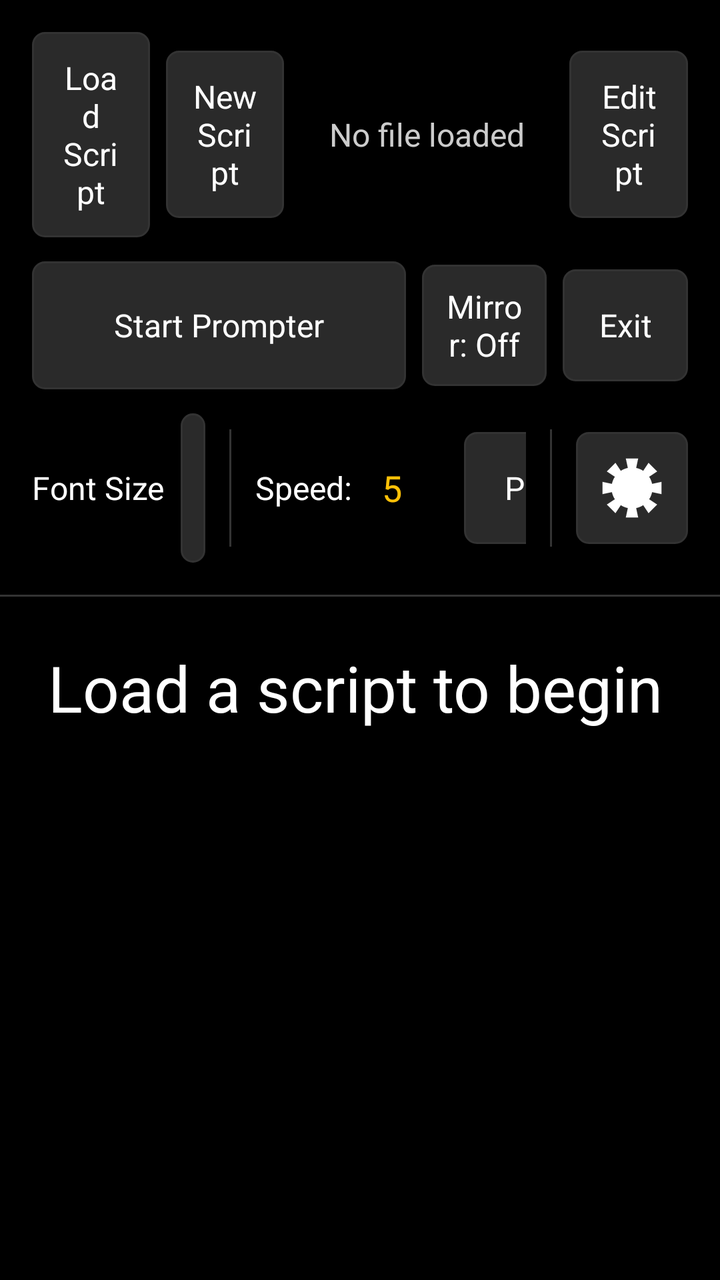
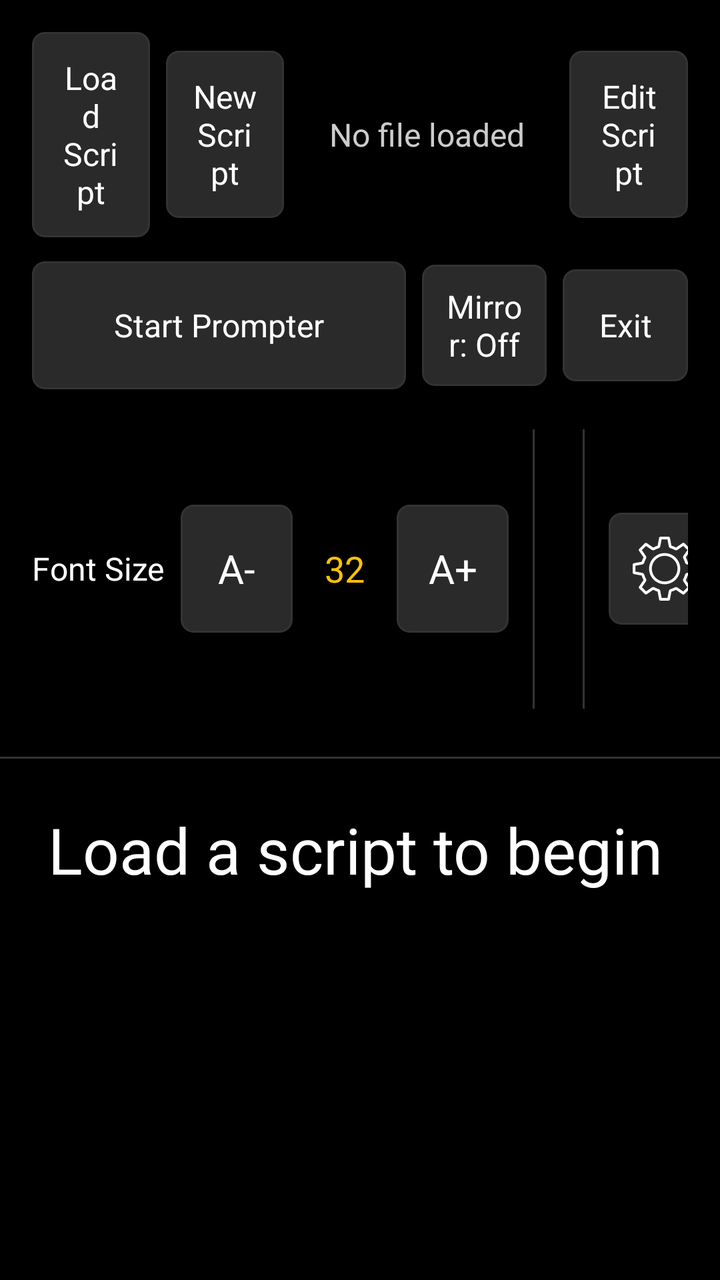

The first picture is an Android layout as it rendered before a commit; the second is the same layout after the commit. The layout source and the unified diff follow.
<!-- AndroidManifest.xml: application theme AppTheme -->
<!-- res/layout/activity_main.xml -->
<?xml version="1.0" encoding="utf-8"?>
<LinearLayout xmlns:android="http://schemas.android.com/apk/res/android"
    android:layout_width="match_parent"
    android:layout_height="match_parent"
    android:orientation="vertical"
    android:background="@color/background_black">

    <LinearLayout
        android:id="@+id/controlsPanel"
        android:layout_width="match_parent"
        android:layout_height="wrap_content"
        android:orientation="vertical"
        android:background="@color/background_black"
        android:padding="@dimen/control_padding">

        
        <LinearLayout
            android:layout_width="match_parent"
            android:layout_height="wrap_content"
            android:orientation="horizontal"
            android:gravity="center_vertical">

            <Button
                android:id="@+id/btnOpenFile"
                style="@style/ControlButton"
                android:layout_width="0dp"
                android:layout_height="wrap_content"
                android:layout_weight="1"
                android:textSize="@dimen/secondary_text_size"
                android:text="@string/btn_open_file" />

            <Button
                android:id="@+id/btnNewScript"
                style="@style/ControlButton"
                android:layout_width="0dp"
                android:layout_height="wrap_content"
                android:layout_weight="1"
                android:layout_marginLeft="8dp"
                android:layout_marginStart="8dp"
                android:textSize="@dimen/secondary_text_size"
                android:text="@string/btn_new_script" />

            <TextView
                android:id="@+id/currentFileLabel"
                android:layout_width="0dp"
                android:layout_height="wrap_content"
                android:layout_weight="2"
                android:layout_marginLeft="12dp"
                android:layout_marginStart="12dp"
                android:layout_marginRight="12dp"
                android:layout_marginEnd="12dp"
                android:text="@string/no_file_loaded"
                android:textColor="@color/text_light_gray"
                android:textSize="16sp"
                android:gravity="center"
                android:maxLines="1"
                android:ellipsize="middle" />

            <Button
                android:id="@+id/btnEditScript"
                style="@style/ControlButton"
                android:layout_width="0dp"
                android:layout_height="wrap_content"
                android:layout_weight="1"
                android:textSize="@dimen/secondary_text_size"
                android:text="@string/btn_edit_script" />
        </LinearLayout>

        
        <LinearLayout
            android:layout_width="match_parent"
            android:layout_height="wrap_content"
            android:orientation="horizontal"
            android:layout_marginTop="12dp"
            android:gravity="center_vertical">

            <Button
                android:id="@+id/btnStart"
                style="@style/ControlButton"
                android:layout_width="0dp"
                android:layout_height="wrap_content"
                android:layout_weight="3"
                android:layout_marginRight="8dp"
                android:layout_marginEnd="8dp"
                android:textSize="@dimen/secondary_text_size"
                android:text="@string/btn_start" />

            <ToggleButton
                android:id="@+id/mirrorToggle"
                style="@style/SecondaryControlButton"
                android:layout_width="0dp"
                android:layout_height="wrap_content"
                android:layout_weight="1"
                android:layout_marginRight="8dp"
                android:layout_marginEnd="8dp"
                android:textOn="@string/mirror_on"
                android:textOff="@string/mirror_off" />

            <Button
                android:id="@+id/btnExit"
                style="@style/SecondaryControlButton"
                android:layout_width="0dp"
                android:layout_height="wrap_content"
                android:layout_weight="1"
                android:text="@string/btn_exit" />
        </LinearLayout>

        
        <LinearLayout
            android:layout_width="match_parent"
            android:layout_height="wrap_content"
            android:orientation="horizontal"
            android:layout_marginTop="12dp"
            android:gravity="center_vertical">

            <LinearLayout
                android:layout_width="0dp"
                android:layout_height="wrap_content"
                android:layout_weight="38"
                android:orientation="horizontal"
                android:gravity="center_vertical">

                <TextView
                    android:layout_width="wrap_content"
                    android:layout_height="wrap_content"
                    android:layout_marginRight="8dp"
                    android:layout_marginEnd="8dp"
                    android:text="@string/font_size_static_label"
                    android:textColor="@color/text_white"
                    android:textSize="16sp" />

                <Button
                    android:id="@+id/btnFontDecrease"
                    style="@style/ControlButton"
                    android:layout_width="wrap_content"
                    android:layout_height="wrap_content"
                    android:minWidth="56dp"
                    android:text="@string/btn_font_decrease" />

                <TextView
                    android:id="@+id/fontSizeLabel"
                    android:layout_width="wrap_content"
                    android:layout_height="wrap_content"
                    android:layout_marginLeft="6dp"
                    android:layout_marginStart="6dp"
                    android:layout_marginRight="6dp"
                    android:layout_marginEnd="6dp"
                    android:minWidth="40dp"
                    android:gravity="center"
                    android:textColor="@color/accent_amber"
                    android:textSize="18sp"
                    android:text="@string/font_size_default_label" />

                <Button
                    android:id="@+id/btnFontIncrease"
                    style="@style/ControlButton"
                    android:layout_width="wrap_content"
                    android:layout_height="wrap_content"
                    android:minWidth="56dp"
                    android:text="@string/btn_font_increase" />
            </LinearLayout>

            <View
                android:layout_width="@dimen/adjustment_divider_width"
                android:layout_height="match_parent"
                android:layout_marginLeft="12dp"
                android:layout_marginStart="12dp"
                android:layout_marginRight="12dp"
                android:layout_marginEnd="12dp"
                android:layout_marginTop="@dimen/adjustment_divider_vertical_margin"
                android:layout_marginBottom="@dimen/adjustment_divider_vertical_margin"
                android:background="@color/divider_color"
                android:clickable="false"
                android:focusable="false" />

            <LinearLayout
                android:layout_width="0dp"
                android:layout_height="wrap_content"
                android:layout_weight="59"
                android:orientation="horizontal"
                android:gravity="center_vertical">

                <TextView
                    android:layout_width="wrap_content"
                    android:layout_height="wrap_content"
                    android:text="@string/speed_prefix"
                    android:textColor="@color/text_white"
                    android:textSize="16sp" />

                <TextView
                    android:id="@+id/speedLabel"
                    android:layout_width="wrap_content"
                    android:layout_height="wrap_content"
                    android:minWidth="32dp"
                    android:layout_marginLeft="4dp"
                    android:layout_marginStart="4dp"
                    android:gravity="center"
                    android:textColor="@color/accent_amber"
                    android:textSize="18sp"
                    android:text="@string/speed_default_label" />

                <SeekBar
                    android:id="@+id/speedSeekBar"
                    android:layout_width="0dp"
                    android:layout_height="wrap_content"
                    android:layout_weight="1"
                    android:layout_marginLeft="12dp"
                    android:layout_marginStart="12dp"
                    android:layout_marginRight="8dp"
                    android:layout_marginEnd="8dp" />

                <Button
                    android:id="@+id/btnPreview"
                    style="@style/SecondaryControlButton"
                    android:layout_width="wrap_content"
                    android:layout_height="wrap_content"
                    android:minWidth="96dp"
                    android:text="@string/btn_preview" />
            </LinearLayout>

            
            <View
                android:layout_width="@dimen/adjustment_divider_width"
                android:layout_height="match_parent"
                android:layout_marginLeft="12dp"
                android:layout_marginStart="12dp"
                android:layout_marginRight="12dp"
                android:layout_marginEnd="12dp"
                android:layout_marginTop="@dimen/adjustment_divider_vertical_margin"
                android:layout_marginBottom="@dimen/adjustment_divider_vertical_margin"
                android:background="@color/divider_color"
                android:clickable="false"
                android:focusable="false" />

            <ImageButton
                android:id="@+id/btnSettings"
                android:layout_width="@dimen/secondary_button_height"
                android:layout_height="@dimen/secondary_button_height"
                android:background="@drawable/button_background"
                android:scaleType="fitCenter"
                android:padding="12dp"
                android:src="@drawable/ic_settings"
                android:contentDescription="@string/settings_content_description" />
        </LinearLayout>
    </LinearLayout>

    <View
        android:layout_width="match_parent"
        android:layout_height="1dp"
        android:background="@color/divider_color" />

    <FrameLayout
        android:id="@+id/fullScreenContainer"
        android:layout_width="match_parent"
        android:layout_height="0dp"
        android:layout_weight="1"
        android:background="@color/background_black">

        <ScrollView
            android:id="@+id/scrollView"
            android:layout_width="match_parent"
            android:layout_height="match_parent"
            android:background="@color/background_black"
            android:scrollbars="none"
            android:fillViewport="true">

            <TextView
                android:id="@+id/scriptText"
                android:layout_width="match_parent"
                android:layout_height="wrap_content"
                android:padding="24dp"
                android:textColor="@color/text_white"
                android:textSize="@dimen/script_default_text_size"
                android:lineSpacingMultiplier="1.2"
                android:text="@string/default_script_placeholder" />
        </ScrollView>

        <TextView
            android:id="@+id/countdownText"
            android:layout_width="wrap_content"
            android:layout_height="wrap_content"
            android:layout_gravity="center"
            android:visibility="gone"
            android:background="@drawable/countdown_background"
            android:paddingLeft="48dp"
            android:paddingRight="48dp"
            android:paddingTop="16dp"
            android:paddingBottom="16dp"
            android:gravity="center"
            android:textColor="@color/text_white"
            android:textStyle="bold"
            android:textSize="@dimen/countdown_text_size" />

        <TextView
            android:id="@+id/tapInstructionText"
            android:layout_width="wrap_content"
            android:layout_height="wrap_content"
            android:layout_gravity="center"
            android:visibility="gone"
            android:clickable="false"
            android:focusable="false"
            android:background="@drawable/countdown_background"
            android:paddingLeft="48dp"
            android:paddingRight="48dp"
            android:paddingTop="16dp"
            android:paddingBottom="16dp"
            android:gravity="center"
            android:textColor="@color/text_white"
            android:textStyle="bold"
            android:text="@string/tap_to_start"
            android:textSize="@dimen/tap_instruction_text_size" />

        
        <LinearLayout
            android:id="@+id/pauseMenuOverlay"
            android:layout_width="match_parent"
            android:layout_height="match_parent"
            android:orientation="horizontal"
            android:gravity="center"
            android:background="@color/pause_menu_scrim"
            android:visibility="gone"
            android:clickable="true"
            android:focusable="true">

            <Button
                android:id="@+id/btnResume"
                style="@style/ControlButton"
                android:layout_width="wrap_content"
                android:layout_height="wrap_content"
                android:minWidth="160dp"
                android:layout_marginRight="16dp"
                android:layout_marginEnd="16dp"
                android:text="@string/btn_resume" />

            <Button
                android:id="@+id/btnRestart"
                style="@style/ControlButton"
                android:layout_width="wrap_content"
                android:layout_height="wrap_content"
                android:minWidth="160dp"
                android:layout_marginRight="16dp"
                android:layout_marginEnd="16dp"
                android:text="@string/btn_restart" />

            <Button
                android:id="@+id/btnBackToControls"
                style="@style/ControlButton"
                android:layout_width="wrap_content"
                android:layout_height="wrap_content"
                android:minWidth="160dp"
                android:text="@string/btn_back_to_controls" />

        </LinearLayout>

    </FrameLayout>

</LinearLayout>
<!-- resources referenced by this layout -->
<resources>
  <color name="accent_amber">#FFFFC107</color>
  <color name="background_black">#FF000000</color>
  <color name="divider_color">#FF333333</color>
  <color name="pause_menu_scrim">#CC000000</color>
  <color name="text_light_gray">#FFCCCCCC</color>
  <color name="text_white">#FFFFFFFF</color>
  <dimen name="adjustment_divider_vertical_margin">8dp</dimen>
  <dimen name="adjustment_divider_width">1dp</dimen>
  <dimen name="control_padding">16dp</dimen>
  <dimen name="countdown_text_size">140sp</dimen>
  <dimen name="script_default_text_size">32sp</dimen>
  <dimen name="secondary_button_height">56dp</dimen>
  <dimen name="secondary_text_size">16sp</dimen>
  <dimen name="tap_instruction_text_size">64sp</dimen>
  <!-- drawable countdown_background (drawable) -->
  <?xml version="1.0" encoding="utf-8"?>
  <shape xmlns:android="http://schemas.android.com/apk/res/android"
      android:shape="rectangle">
      <solid android:color="#CC000000" />
      <corners android:radius="24dp" />
      <stroke android:width="2dp" android:color="@color/accent_amber" />
  </shape>
  <!-- drawable ic_settings: png bitmap (drawable-hdpi, 1061 bytes) -->
  <string name="btn_back_to_controls">Back to Controls</string>
  <string name="btn_edit_script">Edit Script</string>
  <string name="btn_exit">Exit</string>
  <string name="btn_font_decrease">A-</string>
  <string name="btn_font_increase">A+</string>
  <string name="btn_new_script">New Script</string>
  <string name="btn_open_file">Load Script</string>
  <string name="btn_preview">Preview</string>
  <string name="btn_restart">Restart</string>
  <string name="btn_resume">Resume</string>
  <string name="btn_start">Start Prompter</string>
  <string name="default_script_placeholder">Load a script to begin</string>
  <string name="font_size_default_label">32</string>
  <string name="font_size_static_label">Font Size</string>
  <string name="mirror_off">Mirror: Off</string>
  <string name="mirror_on">Mirror: On</string>
  <string name="no_file_loaded">No file loaded</string>
  <string name="settings_content_description">Settings</string>
  <string name="speed_default_label">5</string>
  <string name="speed_prefix">Speed:</string>
  <string name="tap_to_start">Tap to Start</string>
  <style name="ControlButton">
          <item name="android:minHeight">@dimen/control_button_height</item>
          <item name="android:textSize">@dimen/control_text_size</item>
          <item name="android:textColor">@color/text_white</item>
          <item name="android:background">@drawable/button_background</item>
          <item name="android:padding">12dp</item>
          <item name="android:textAllCaps">false</item>
      </style>
  <style name="SecondaryControlButton">
          <item name="android:minHeight">@dimen/secondary_button_height</item>
          <item name="android:textSize">@dimen/secondary_text_size</item>
          <item name="android:textColor">@color/text_white</item>
          <item name="android:background">@drawable/button_background</item>
          <item name="android:padding">10dp</item>
          <item name="android:textAllCaps">false</item>
      </style>
  <style name="AppTheme" parent="android:Theme.Black.NoTitleBar">
          <item name="android:windowBackground">@color/background_black</item>
      </style>
  <color name="button_pressed">#FF444444</color>
  <color name="button_normal">#FF2A2A2A</color>
  <dimen name="control_button_height">64dp</dimen>
  <dimen name="control_text_size">20sp</dimen>
  <!-- unchanged entries left out for length: 1 -->
</resources>

<!-- the commit's change to res/layout/activity_main.xml (unified diff, before → after) -->
@@ -114,9 +114,8 @@
             android:gravity="center_vertical">
 
             <LinearLayout
-                android:layout_width="0dp"
-                android:layout_height="wrap_content"
-                android:layout_weight="38"
+                android:layout_width="wrap_content"
+                android:layout_height="wrap_content"
                 android:orientation="horizontal"
                 android:gravity="center_vertical">
 
@@ -176,7 +175,7 @@
             <LinearLayout
                 android:layout_width="0dp"
                 android:layout_height="wrap_content"
-                android:layout_weight="59"
+                android:layout_weight="1"
                 android:orientation="horizontal"
                 android:gravity="center_vertical">
 
<!-- resource entries referenced after the edit -->
@@ -22,7 +22,7 @@
       <corners android:radius="24dp" />
       <stroke android:width="2dp" android:color="@color/accent_amber" />
   </shape>
-  <!-- drawable ic_settings: png bitmap (drawable-hdpi, 1061 bytes) -->
+  <!-- drawable ic_settings: png bitmap (drawable-hdpi, 1989 bytes) -->
   <string name="btn_back_to_controls">Back to Controls</string>
   <string name="btn_edit_script">Edit Script</string>
   <string name="btn_exit">Exit</string>
